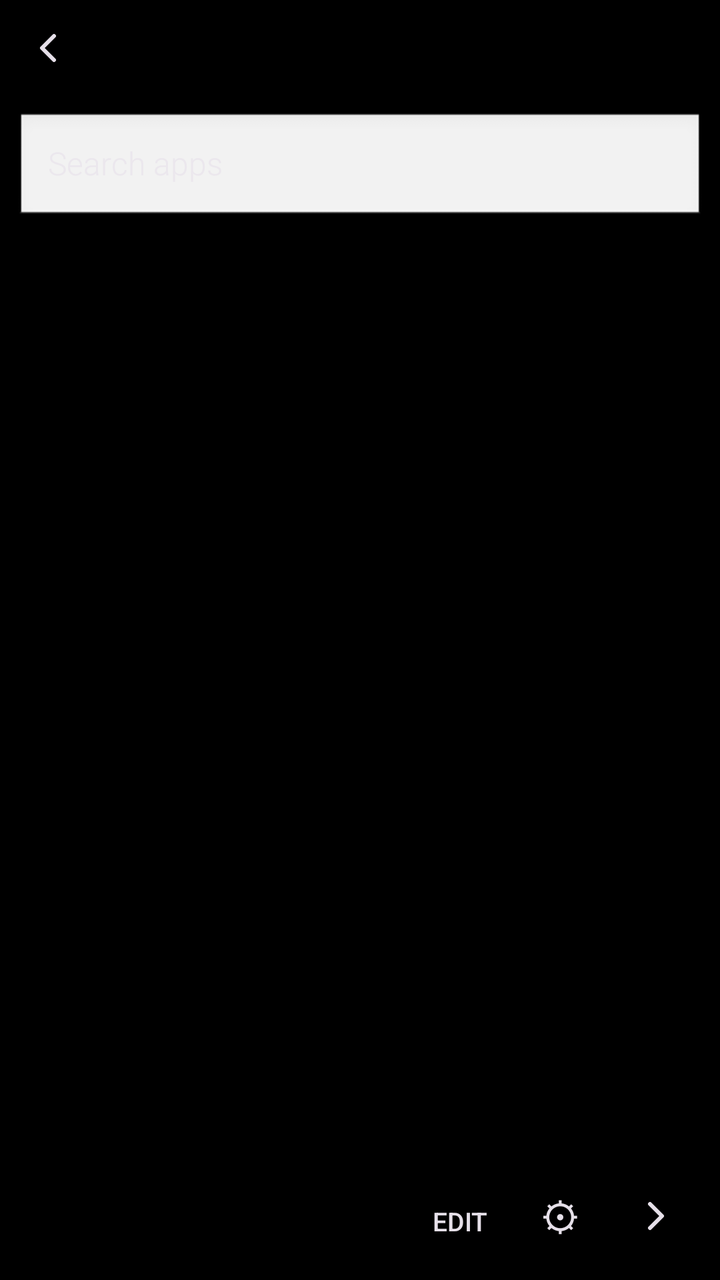
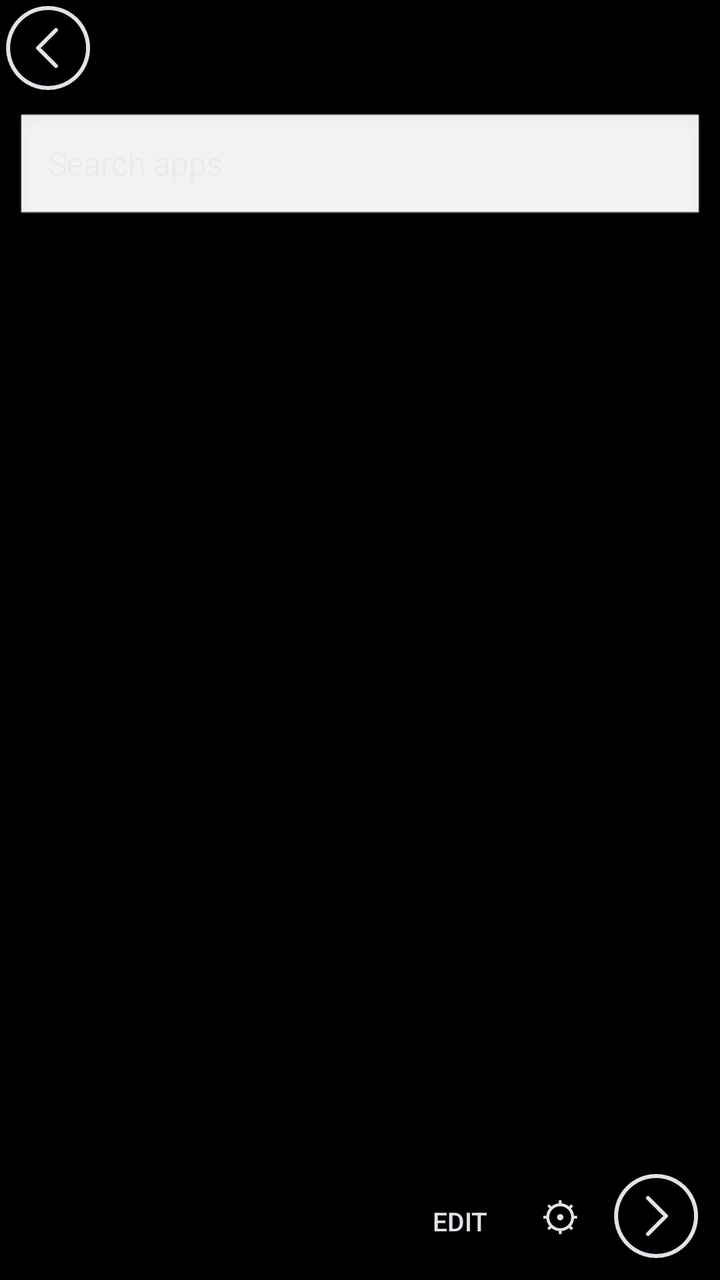

Before-and-after screenshots of an Android layout around one commit, followed by the original layout XML and the change that was made.
<!-- AndroidManifest.xml: application theme Theme.Win10.Dark -->
<!-- res/layout/activity_main.xml -->
<?xml version="1.0" encoding="utf-8"?>
<FrameLayout xmlns:android="http://schemas.android.com/apk/res/android"
    android:id="@+id/root"
    android:layout_width="match_parent"
    android:layout_height="match_parent"
    android:clipChildren="true">

    
    <FrameLayout
        android:id="@+id/pager"
        android:layout_width="match_parent"
        android:layout_height="match_parent"
        android:clipChildren="false">

        <FrameLayout
            android:id="@+id/startPage"
            android:layout_width="match_parent"
            android:layout_height="match_parent"
            android:clipChildren="false">

            <androidx.recyclerview.widget.RecyclerView
                android:id="@+id/tileGrid"
                android:layout_width="match_parent"
                android:layout_height="match_parent"
                android:clipChildren="false"
                android:clipToPadding="false"
                android:paddingStart="8dp"
                android:paddingTop="8dp"
                android:paddingEnd="8dp"
                android:paddingBottom="72dp"
                android:scrollbars="vertical" />

            <TextView
                android:id="@+id/editBanner"
                android:layout_width="match_parent"
                android:layout_height="wrap_content"
                android:layout_gravity="top"
                android:fontFamily="sans-serif-light"
                android:paddingStart="16dp"
                android:paddingTop="10dp"
                android:paddingEnd="16dp"
                android:paddingBottom="8dp"
                android:text="Drag tiles to move. Tap a tile to resize or unpin."
                android:textSize="14sp"
                android:visibility="gone" />

            <LinearLayout
                android:id="@+id/dock"
                android:layout_width="wrap_content"
                android:layout_height="wrap_content"
                android:layout_gravity="bottom|end"
                android:orientation="horizontal"
                android:padding="8dp">

                <Button
                    android:id="@+id/editBtn"
                    style="?attr/borderlessButtonStyle"
                    android:layout_width="wrap_content"
                    android:layout_height="48dp"
                    android:minWidth="48dp"
                    android:text="EDIT"
                    android:textColor="?android:attr/textColorPrimary"
                    android:textSize="13sp" />

                <Button
                    android:id="@+id/settingsBtn"
                    style="?attr/borderlessButtonStyle"
                    android:layout_width="48dp"
                    android:layout_height="48dp"
                    android:text="⚙"
                    android:textColor="?android:attr/textColorPrimary"
                    android:textSize="20sp" />

                <ImageView
                    android:id="@+id/startArrow"
                    android:layout_width="48dp"
                    android:layout_height="48dp"
                    android:contentDescription="Open All Apps"
                    android:scaleType="center"
                    android:src="@drawable/ic_chevron_right"
                    android:tint="?android:attr/textColorPrimary" />
            </LinearLayout>
        </FrameLayout>

        <include
            android:id="@+id/allAppsPage"
            layout="@layout/activity_all_apps"
            android:layout_width="match_parent"
            android:layout_height="match_parent" />
    </FrameLayout>
</FrameLayout>
<!-- res/layout/activity_all_apps.xml (included above) -->
<?xml version="1.0" encoding="utf-8"?>
<LinearLayout xmlns:android="http://schemas.android.com/apk/res/android"
    android:id="@+id/root"
    android:layout_width="match_parent"
    android:layout_height="match_parent"
    android:orientation="vertical">

    <LinearLayout
        android:layout_width="match_parent"
        android:layout_height="wrap_content"
        android:orientation="horizontal">

        <ImageView
            android:id="@+id/backArrow"
            android:layout_width="48dp"
            android:layout_height="48dp"
            android:contentDescription="Back to Start"
            android:scaleType="center"
            android:src="@drawable/ic_chevron_left"
            android:tint="?android:attr/textColorPrimary" />

        <TextView
            android:id="@+id/titleBar"
            android:layout_width="0dp"
            android:layout_height="wrap_content"
            android:layout_gravity="center_vertical"
            android:layout_marginTop="12dp"
            android:layout_weight="1"
            android:fontFamily="sans-serif-light"
            android:textSize="24sp" />
    </LinearLayout>

    <EditText
        android:id="@+id/searchBox"
        android:layout_width="match_parent"
        android:layout_height="56dp"
        android:layout_margin="8dp"
        android:background="@android:drawable/edit_text"
        android:fontFamily="sans-serif-light"
        android:hint="Search apps"
        android:imeOptions="actionSearch"
        android:inputType="text"
        android:paddingStart="16dp"
        android:paddingEnd="16dp"
        android:singleLine="true"
        android:textSize="16sp" />

    <androidx.recyclerview.widget.RecyclerView
        android:id="@+id/appsList"
        android:layout_width="match_parent"
        android:layout_height="0dp"
        android:layout_weight="1"
        android:clipChildren="false"
        android:clipToPadding="false"
        android:paddingStart="16dp"
        android:paddingBottom="16dp"
        android:scrollbars="vertical" />
</LinearLayout>
<!-- resources referenced by this layout -->
<resources>
  <!-- drawable ic_chevron_left (drawable) -->
  <vector xmlns:android="http://schemas.android.com/apk/res/android"
      android:width="24dp"
      android:height="24dp"
      android:viewportWidth="24"
      android:viewportHeight="24">
      <path
          android:fillColor="#00000000"
          android:pathData="M15,6 L9,12 L15,18"
          android:strokeWidth="2"
          android:strokeColor="#FFFFFF"
          android:strokeLineCap="round"
          android:strokeLineJoin="round" />
  </vector>
  <!-- drawable ic_chevron_right (drawable) -->
  <vector xmlns:android="http://schemas.android.com/apk/res/android"
      android:width="24dp"
      android:height="24dp"
      android:viewportWidth="24"
      android:viewportHeight="24">
      <path
          android:fillColor="#00000000"
          android:pathData="M9,6 L15,12 L9,18"
          android:strokeWidth="2"
          android:strokeColor="#FFFFFF"
          android:strokeLineCap="round"
          android:strokeLineJoin="round" />
  </vector>
  <style name="Theme.Win10.Dark" parent="Theme.Material3.Dark.NoActionBar">
          <item name="android:windowBackground">@color/wp_black</item>
          <item name="android:statusBarColor">@color/wp_black</item>
          <item name="android:navigationBarColor">@color/wp_black</item>
          <item name="android:windowDrawsSystemBarBackgrounds">true</item>
          <item name="android:windowLightStatusBar">false</item>
          <item name="android:windowLightNavigationBar">false</item>
          <item name="android:windowAnimationStyle">@style/Anim.Instant</item>
          <item name="android:windowDisablePreview">true</item>
      </style>
  <color name="wp_black">#FF000000</color>
  <style name="Anim.Instant" parent="@android:style/Animation">
          <item name="android:windowEnterAnimation">@anim/none</item>
          <item name="android:windowExitAnimation">@anim/none</item>
          <item name="android:activityOpenEnterAnimation">@anim/none</item>
          <item name="android:activityOpenExitAnimation">@anim/none</item>
          <item name="android:activityCloseEnterAnimation">@anim/none</item>
          <item name="android:activityCloseExitAnimation">@anim/none</item>
      </style>
</resources>

<!-- the commit's change to res/layout/activity_main.xml (unified diff, before → after) -->
@@ -77,7 +77,7 @@
                     android:layout_height="48dp"
                     android:contentDescription="Open All Apps"
                     android:scaleType="center"
-                    android:src="@drawable/ic_chevron_right"
+                    android:src="@drawable/ic_arrow_circle_right"
                     android:tint="?android:attr/textColorPrimary" />
             </LinearLayout>
         </FrameLayout>
@@ -108,7 +108,7 @@
             android:layout_height="48dp"
             android:contentDescription="Back to Start"
             android:scaleType="center"
-            android:src="@drawable/ic_chevron_left"
+            android:src="@drawable/ic_arrow_circle_left"
             android:tint="?android:attr/textColorPrimary" />
 
         <TextView
<!-- resource entries referenced after the edit -->
@@ -1,28 +1,40 @@
 <!-- resources referenced by this layout -->
 <resources>
-  <!-- drawable ic_chevron_left (drawable) -->
+  <!-- drawable ic_arrow_circle_left (drawable) -->
   <vector xmlns:android="http://schemas.android.com/apk/res/android"
-      android:width="24dp"
-      android:height="24dp"
-      android:viewportWidth="24"
-      android:viewportHeight="24">
+      android:width="48dp"
+      android:height="48dp"
+      android:viewportWidth="48"
+      android:viewportHeight="48">
       <path
           android:fillColor="#00000000"
-          android:pathData="M15,6 L9,12 L15,18"
+          android:pathData="M24,4 a20,20 0 1,0 0.1,0"
+          android:strokeWidth="2"
+          android:strokeColor="#FFFFFF"
+          android:strokeLineCap="round" />
+      <path
+          android:fillColor="#00000000"
+          android:pathData="M28,15 L19,24 L28,33"
           android:strokeWidth="2"
           android:strokeColor="#FFFFFF"
           android:strokeLineCap="round"
           android:strokeLineJoin="round" />
   </vector>
-  <!-- drawable ic_chevron_right (drawable) -->
+  <!-- drawable ic_arrow_circle_right (drawable) -->
   <vector xmlns:android="http://schemas.android.com/apk/res/android"
-      android:width="24dp"
-      android:height="24dp"
-      android:viewportWidth="24"
-      android:viewportHeight="24">
+      android:width="48dp"
+      android:height="48dp"
+      android:viewportWidth="48"
+      android:viewportHeight="48">
       <path
           android:fillColor="#00000000"
-          android:pathData="M9,6 L15,12 L9,18"
+          android:pathData="M24,4 a20,20 0 1,0 0.1,0"
+          android:strokeWidth="2"
+          android:strokeColor="#FFFFFF"
+          android:strokeLineCap="round" />
+      <path
+          android:fillColor="#00000000"
+          android:pathData="M20,15 L29,24 L20,33"
           android:strokeWidth="2"
           android:strokeColor="#FFFFFF"
           android:strokeLineCap="round"
